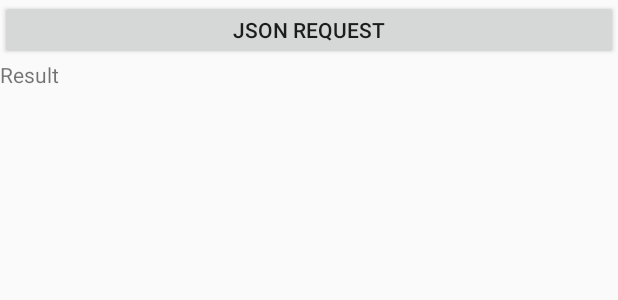
After one commit to appdevzhang/AndroidVolleyDemo, an Android app: the layout activity_json_request.xml on its own in the app's theme, with its tools: preview values and no code run, on a phone screen of 412 x 824 dp. The commit adds this screen. Shown: the top 300 px of the screen. Run offline under Robolectric (Android 15) with nearby library versions, the phone set to English and light mode, and no system bars.

Commit message:
Complete JsonRequestActivity

```diff
--- a/app/src/main/AndroidManifest.xml
+++ b/app/src/main/AndroidManifest.xml
@@ -21,6 +21,7 @@
         </activity>
         <activity android:name=".ui.activity.ImageloaderActivity"/>
         <activity android:name=".ui.activity.StringRequestActivity"/>
+        <activity android:name=".ui.activity.JsonRequestActivity"/>
     </application>
 
 </manifest>
--- a/app/src/main/java/appdevzhang/com/androidvolleydemo/net/Url.java
+++ b/app/src/main/java/appdevzhang/com/androidvolleydemo/net/Url.java
@@ -11,7 +11,7 @@ import java.io.Serializable;
  */
 public class Url implements Serializable {
     public static final String STRINGREQUESTURL = "http://www.baidu.com";
-    public static final String JSONREQUESTURL = "";
+    public static final String JSONREQUESTURL = "http://m.weather.com.cn/atad/101010100.html";
     public static final String IMAGEREQUESTURL = "http://pic.miercn.com/uploads/allimg/150824/104-150R4135319.jpg";
     public static final String XMLREQUESTURL = "";
 
--- a/app/src/main/java/appdevzhang/com/androidvolleydemo/ui/activity/MainActivity.java
+++ b/app/src/main/java/appdevzhang/com/androidvolleydemo/ui/activity/MainActivity.java
@@ -1,6 +1,5 @@
 package appdevzhang.com.androidvolleydemo.ui.activity;
 
-import android.content.Intent;
 import android.os.Bundle;
 import android.view.Menu;
 import android.view.MenuItem;
@@ -68,11 +67,10 @@ public class MainActivity extends BaseActivity {
     public void onClick(View v) {
         switch (v.getId()){
             case R.id.bt_string_request:
-//                NextPage(StringRequestActivity.class,false);
-                Intent intent = new Intent(MainActivity.this,StringRequestActivity.class);
-                startActivity(intent);
+                NextPage(StringRequestActivity.class,false);
                 break;
             case R.id.bt_json_request:
+                NextPage(JsonRequestActivity.class,false);
                 break;
             case R.id.bt_image_request:
                 break;
--- /dev/null
+++ b/app/src/main/res/layout/activity_json_request.xml
@@ -0,0 +1,25 @@
+<?xml version="1.0" encoding="utf-8"?>
+<LinearLayout xmlns:android="http://schemas.android.com/apk/res/android"
+    android:layout_width="match_parent"
+    android:layout_height="match_parent"
+    android:orientation="vertical">
+
+    <Button
+        android:id="@+id/bt_json_request"
+        android:layout_width="match_parent"
+        android:layout_height="40dp"
+        android:text="@string/json_request" />
+
+    <ScrollView
+        android:layout_width="match_parent"
+        android:layout_height="match_parent">
+
+        <TextView
+            android:id="@+id/tv_request_result"
+            android:layout_width="wrap_content"
+            android:layout_height="wrap_content"
+            android:text="@string/request_result" />
+
+    </ScrollView>
+
+</LinearLayout>
```
Also changed, not shown: app/src/main/java/appdevzhang/com/androidvolleydemo/ui/activity/JsonRequestActivity.java (added, +59 -0 lines).
